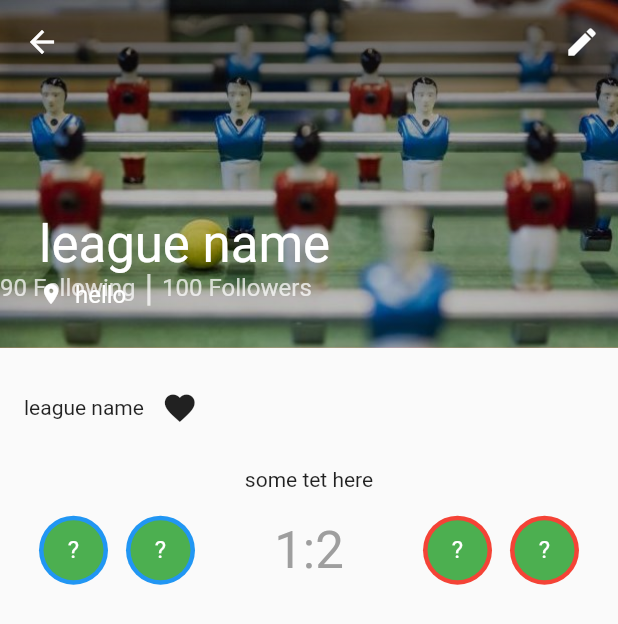
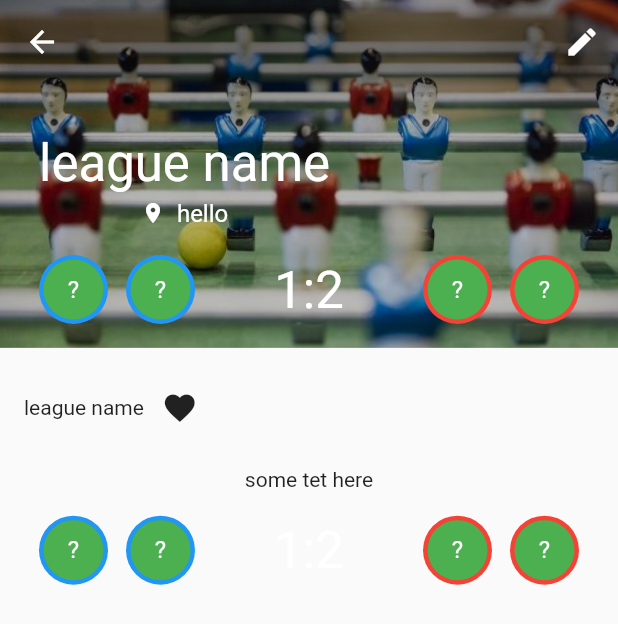
Before and after one commit to alefebvre-fixit/ya-bab-flutter, a Flutter app: the MatchWidget screen opened directly with empty values, on a phone screen of 412 x 824 dp. Shown: the top 624 px of the screen. Run offline on Flutter 3.47's test engine with Material 2 defaults, Android fonts, the phone set to English and light mode, and no system bars; our stand-ins replace cloud_firestore, community_material_icon, firebase_auth, google_sign_in, rxdart; accounts and stored records are empty.

Commit message:
match score

```diff
--- a/lib/match/match.page.dart
+++ b/lib/match/match.page.dart
@@ -59,7 +59,7 @@ class Score extends StatelessWidget {
                 .of(context)
                 .textTheme
                 .display1
-                .copyWith(color: Colors.grey),
+                .copyWith(color: Colors.white),
           ),
         )),
         new Container(
@@ -154,7 +154,7 @@ class MatchDetailHeader extends StatelessWidget {
     );
 
     var title = new Column(
-      crossAxisAlignment: CrossAxisAlignment.start,
+      crossAxisAlignment: CrossAxisAlignment.center,
       children: [
         new Text(
           'league name',
@@ -182,19 +182,12 @@ class MatchDetailHeader extends StatelessWidget {
             )
           ],
         ),
-        new Positioned(bottom: 26.0, left: 26.0, child: title),
-        new Positioned(
-          bottom: 26.0,
-          child: new Align(
-            alignment: FractionalOffset.bottomCenter,
-            heightFactor: 1.4,
-            child: new Column(
-              children: [
-                followerInfo,
-              ],
-            ),
-          ),
+        new Positioned(bottom: 80.0, left: 26.0, child: title),
+        new Container(
+            padding: const EdgeInsets.only(top: 170.0),
+            child: new Score(),
         ),
+
       ],
     );
   }
```
